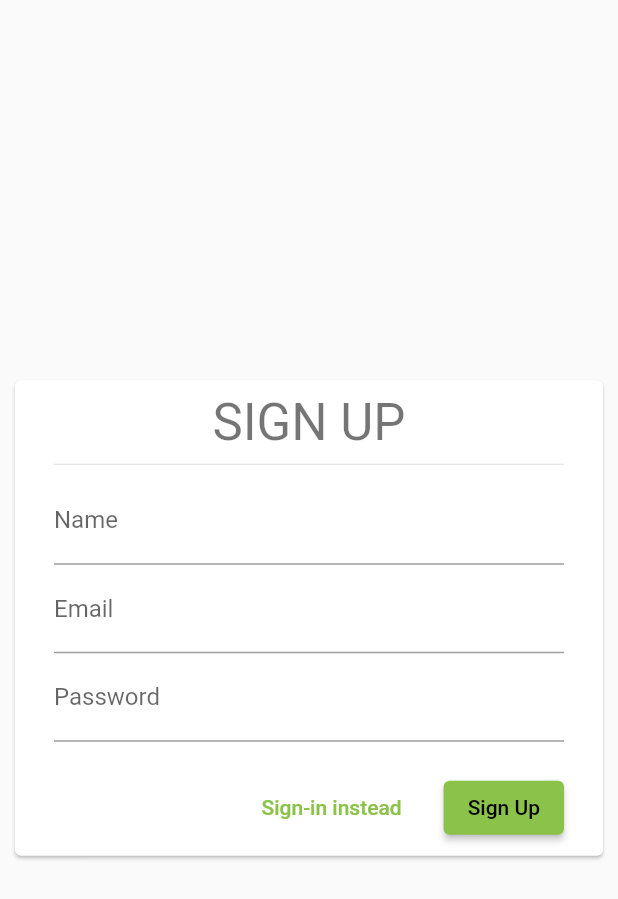
After one commit to blessed-sibanda/fl_social-ui, a Flutter app: the AuthPage screen opened directly, after a tap on "Sign-up instead", on a phone screen of 412 x 824 dp. The commit adds this screen. Shown: the top 899 px of the screen. Run offline on Flutter 3.47's test engine with Material 2 defaults, Android fonts, the light colour scheme and no system bars.

Commit message:
implement auth-page and its provider

```diff
--- a/lib/models/app_pages.dart
+++ b/lib/models/app_pages.dart
@@ -1,7 +1,6 @@
 class AppPages {
   static String splashPath = '/splash';
-  static String signInPath = '/signin';
-  static String signUpPath = '/signup';
+  static String authPath = '/auth';
   static String homePath = '/';
   static String userPath = '/user';
 }
--- a/lib/navigation/app_link.dart
+++ b/lib/navigation/app_link.dart
@@ -1,8 +1,7 @@
 class AppLink {
   // Constants for each URL path
   static const String kHomePath = '/home';
-  static const String kSignUpPath = '/signup';
-  static const String kSignInPath = '/signin';
+  static const String kAuthPath = '/auth';
   static const String kUserPath = '/user';
 
   // Constants for each query parameter
@@ -34,11 +33,8 @@ class AppLink {
         value == null ? '' : '$key=$value';
 
     switch (location) {
-      case kSignInPath:
-        return kSignInPath;
-
-      case kSignUpPath:
-        return kSignUpPath;
+      case kAuthPath:
+        return kAuthPath;
 
       case kUserPath:
         var loc = '$kUserPath?';
--- a/lib/navigation/app_router.dart
+++ b/lib/navigation/app_router.dart
@@ -1,7 +1,7 @@
 import 'package:flutter/cupertino.dart';
 import 'package:flutter_social/navigation/app_link.dart';
+import 'package:flutter_social/pages/auth.dart';
 import 'package:flutter_social/pages/home.dart';
-import 'package:flutter_social/pages/sign_in.dart';
 import 'package:flutter_social/pages/splash.dart';
 import 'package:flutter_social/providers/app_provider.dart';
 
@@ -31,7 +31,7 @@ class AppRouter extends RouterDelegate<AppLink>
       pages: [
         if (!appProvider.isInitialized) SplashPage.page(),
         if (appProvider.isInitialized && !appProvider.isLoggedIn)
-          SignInPage.page(),
+          AuthPage.page(),
         HomePage.page(),
       ],
     );
@@ -50,7 +50,7 @@ class AppRouter extends RouterDelegate<AppLink>
 
   AppLink getCurrentPath() {
     if (!appProvider.isLoggedIn) {
-      return AppLink(location: AppLink.kSignInPath);
+      return AppLink(location: AppLink.kAuthPath);
     } else {
       return AppLink(location: AppLink.kHomePath);
     }
--- /dev/null
+++ b/lib/pages/auth.dart
@@ -0,0 +1,47 @@
+import 'package:flutter/material.dart';
+import 'package:flutter_social/models/app_pages.dart';
+import 'package:flutter_social/providers/auth_page_provider.dart';
+import 'package:flutter_social/widgets/signin_form.dart';
+import 'package:flutter_social/widgets/signup_form.dart';
+import 'package:provider/provider.dart';
+
+class AuthPage extends StatefulWidget {
+  const AuthPage({Key? key}) : super(key: key);
+
+  static MaterialPage page() {
+    return MaterialPage(
+      child: const AuthPage(),
+      name: AppPages.authPath,
+      key: ValueKey(AppPages.authPath),
+    );
+  }
+
+  @override
+  State<AuthPage> createState() => _AuthPageState();
+}
+
+class _AuthPageState extends State<AuthPage> {
+  final _authPageProvider = AuthPageProvider();
+
+  @override
+  Widget build(BuildContext context) {
+    return MultiProvider(
+      providers: [
+        ChangeNotifierProvider(create: (context) => _authPageProvider),
+      ],
+      child: Consumer<AuthPageProvider>(
+        builder: (context, authPageProvider, child) {
+          return Scaffold(
+            body: SafeArea(
+              child: Center(
+                child: authPageProvider.onSignInPage
+                    ? const SignInForm()
+                    : const SignUpForm(),
+              ),
+            ),
+          );
+        },
+      ),
+    );
+  }
+}
--- /dev/null
+++ b/lib/providers/auth_page_provider.dart
@@ -0,0 +1,17 @@
+import 'package:flutter/cupertino.dart';
+
+class AuthPageProvider extends ChangeNotifier {
+  bool _onSignInPage = true;
+
+  bool get onSignInPage => _onSignInPage;
+
+  void goToSignUp() {
+    _onSignInPage = false;
+    notifyListeners();
+  }
+
+  void goToSignIn() {
+    _onSignInPage = true;
+    notifyListeners();
+  }
+}
--- /dev/null
+++ b/lib/widgets/signin_form.dart
@@ -0,0 +1,111 @@
+import 'package:flutter/material.dart';
+import 'package:flutter_social/providers/app_provider.dart';
+import 'package:flutter_social/providers/auth_page_provider.dart';
+import 'package:flutter_social/services/auth_api.dart';
+import 'package:flutter_social/services/base_api.dart';
+import 'package:flutter_social/utils/form_validators.dart';
+import 'package:provider/provider.dart';
+
+class SignInForm extends StatefulWidget {
+  const SignInForm({Key? key}) : super(key: key);
+
+  @override
+  _SignInFormState createState() => _SignInFormState();
+}
+
+class _SignInFormState extends State<SignInForm> {
+  final _emailController = TextEditingController();
+  final _passwordController = TextEditingController();
+
+  late AuthApi _authApi;
+
+  final GlobalKey<FormState> _formStateKey = GlobalKey<FormState>();
+  String _error = '';
+
+  @override
+  void initState() {
+    super.initState();
+    _authApi = AuthApi();
+  }
+
+  @override
+  void dispose() {
+    _emailController.dispose();
+    _passwordController.dispose();
+    super.dispose();
+  }
+
+  @override
+  Widget build(BuildContext context) {
+    return Form(
+      key: _formStateKey,
+      child: Card(
+        margin: const EdgeInsets.all(10.0),
+        child: Padding(
+          padding: const EdgeInsets.symmetric(
+            horizontal: 26.0,
+            vertical: 8.0,
+          ),
+          child: Column(
+            mainAxisSize: MainAxisSize.min,
+            children: [
+              Text('Sign In'.toUpperCase(),
+                  style: Theme.of(context).textTheme.headline4),
+              const Divider(),
+              if (_error.isNotEmpty)
+                Text(_error, style: const TextStyle(color: Colors.red)),
+              TextFormField(
+                controller: _emailController,
+                autovalidateMode: AutovalidateMode.onUserInteraction,
+                decoration: const InputDecoration(
+                  labelText: 'Email',
+                ),
+                validator: (value) => FormValidators.userEmailField(value),
+              ),
+              TextFormField(
+                controller: _passwordController,
+                autovalidateMode: AutovalidateMode.onUserInteraction,
+                decoration: const InputDecoration(
+                  labelText: 'Password',
+                ),
+                validator: (value) => FormValidators.userPasswordField(value),
+              ),
+              const SizedBox(height: 20.0),
+              Row(
+                mainAxisAlignment: MainAxisAlignment.end,
+                children: [
+                  TextButton(
+                    child: const Text('Sign-up instead'),
+                    onPressed: () {
+                      Provider.of<AuthPageProvider>(context, listen: false)
+                          .goToSignUp();
+                    },
+                  ),
+                  const SizedBox(width: 20.0),
+                  ElevatedButton(
+                    child: const Text('Sign In'),
+                    onPressed: _signIn,
+                  ),
+                ],
+              ),
+            ],
+          ),
+        ),
+      ),
+    );
+  }
+
+  void _signIn() {
+    if (_formStateKey.currentState!.validate()) {
+      _authApi
+          .signIn(_emailController.text, _passwordController.text)
+          .then((value) {
+        if (value is ServiceApiError) {
+          setState(() => _error = value.message);
+        } else {
+          Provider.of<AppProvider>(context, listen: false).logIn();
+        }
+      });
+    }
+  }
+}
--- /dev/null
+++ b/lib/widgets/signup_form.dart
@@ -0,0 +1,123 @@
+import 'package:flutter/material.dart';
+import 'package:flutter_social/models/user.dart';
+import 'package:flutter_social/providers/auth_page_provider.dart';
+import 'package:flutter_social/services/users_api.dart';
+import 'package:flutter_social/services/base_api.dart';
+import 'package:flutter_social/utils/form_validators.dart';
+import 'package:provider/provider.dart';
+
+class SignUpForm extends StatefulWidget {
+  const SignUpForm({Key? key}) : super(key: key);
+
+  @override
+  _SignUpFormState createState() => _SignUpFormState();
+}
+
+class _SignUpFormState extends State<SignUpForm> {
+  final _nameController = TextEditingController();
+  final _emailController = TextEditingController();
+  final _passwordController = TextEditingController();
+  final GlobalKey<FormState> _formStateKey = GlobalKey<FormState>();
+  String _error = '';
+
+  late UsersApi _usersApi;
+
+  @override
+  void initState() {
+    super.initState();
+    _usersApi = UsersApi();
+  }
+
+  @override
+  void dispose() {
+    _nameController.dispose();
+    _emailController.dispose();
+    _passwordController.dispose();
+    super.dispose();
+  }
+
+  @override
+  Widget build(BuildContext context) {
+    return Form(
+      key: _formStateKey,
+      child: Card(
+        margin: const EdgeInsets.all(10.0),
+        child: Padding(
+          padding: const EdgeInsets.symmetric(
+            horizontal: 26.0,
+            vertical: 8.0,
+          ),
+          child: Column(
+            mainAxisSize: MainAxisSize.min,
+            children: [
+              Text('Sign Up'.toUpperCase(),
+                  style: Theme.of(context).textTheme.headline4),
+              const Divider(),
+              if (_error.isNotEmpty)
+                Text(_error, style: const TextStyle(color: Colors.red)),
+              TextFormField(
+                controller: _nameController,
+                autovalidateMode: AutovalidateMode.onUserInteraction,
+                decoration: const InputDecoration(
+                  labelText: 'Name',
+                ),
+                validator: (value) => FormValidators.userNameField(value),
+              ),
+              TextFormField(
+                controller: _emailController,
+                autovalidateMode: AutovalidateMode.onUserInteraction,
+                decoration: const InputDecoration(
+                  labelText: 'Email',
+                ),
+                validator: (value) => FormValidators.userEmailField(value),
+              ),
+              TextFormField(
+                controller: _passwordController,
+                autovalidateMode: AutovalidateMode.onUserInteraction,
+                decoration: const InputDecoration(
+                  labelText: 'Password',
+                ),
+                validator: (value) => FormValidators.userPasswordField(value),
+              ),
+              const SizedBox(height: 20.0),
+              Row(
+                mainAxisAlignment: MainAxisAlignment.end,
+                children: [
+                  TextButton(
+                    child: const Text('Sign-in instead'),
+                    onPressed: () {
+                      Provider.of<AuthPageProvider>(context, listen: false)
+                          .goToSignIn();
+                    },
+                  ),
+                  const SizedBox(width: 20.0),
+                  ElevatedButton(
+                    child: const Text('Sign Up'),
+                    onPressed: _signUpUser,
+                  ),
+                ],
+              ),
+            ],
+          ),
+        ),
+      ),
+    );
+  }
+
+  void _signUpUser() {
+    if (_formStateKey.currentState!.validate()) {
+      User user = User(
+        name: _nameController.text,
+        email: _emailController.text,
+        password: _passwordController.text,
+      );
+      _usersApi.createUser(user).then((value) {
+        if (value is ServiceApiError) {
+          setState(() => _error = value.message);
+        } else {
+          Provider.of<AuthPageProvider>(context, listen: false).goToSignIn();
+        }
+      });
+    }
+  }
+}
```
Also changed, not shown: lib/pages/sign_in.dart (deleted, +0 -126 lines), lib/pages/sign_up.dart (deleted, +0 -128 lines).
